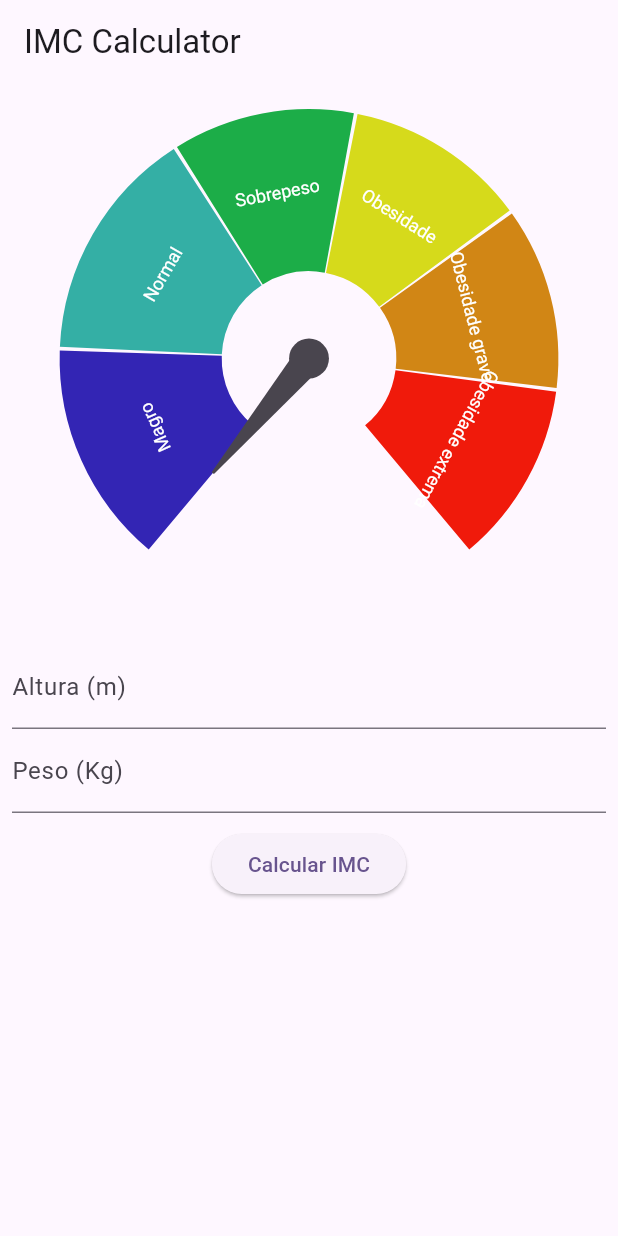
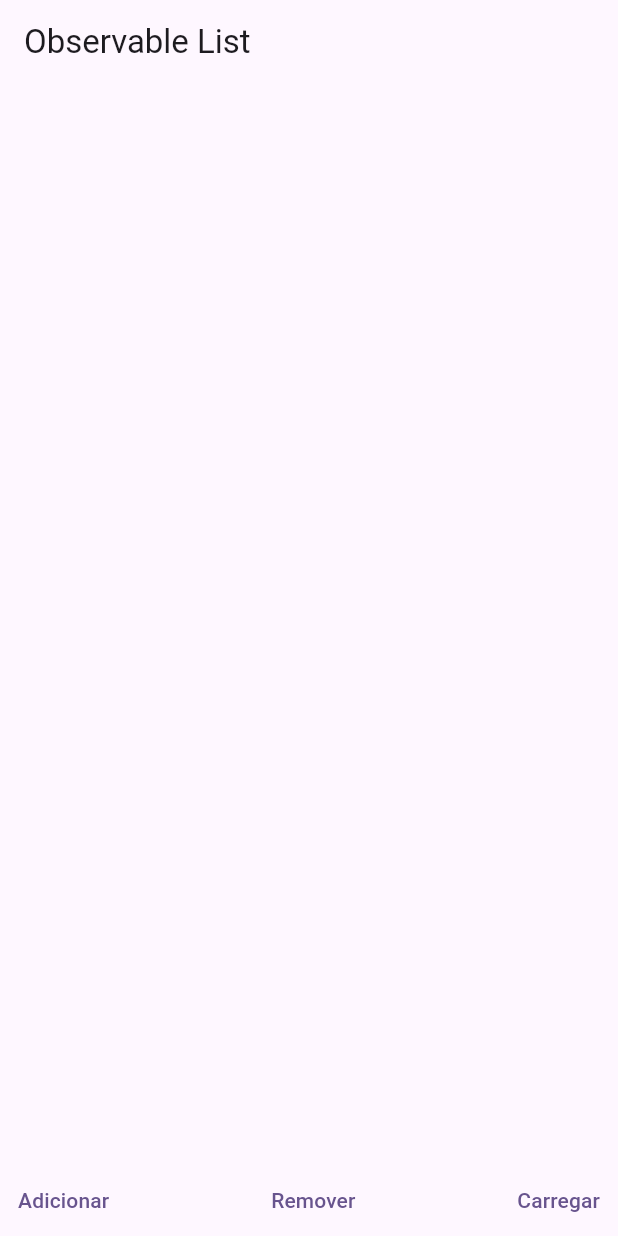
Before and after one commit to Jhonn-y/mobX_IMC, a Flutter app: the screen it shows after launch, on a phone screen of 412 x 824 dp. Run offline on Flutter 3.47's test engine with Material 3 defaults, Android fonts, the phone set to English and light mode, and no system bars; drawn by our look-alikes of syncfusion_flutter_gauges; our stand-ins replace currency_text_input_formatter, flutter_mobx, mobx; generated files the repository leaves out were written again.

Commit message:
Observable List introdução

```diff
--- a/lib/main.dart
+++ b/lib/main.dart
@@ -1,7 +1,8 @@
 import 'package:flutter/material.dart';
 // import 'package:mobx_imc/contador/counter_page.dart';
 // import 'package:mobx_imc/contador_codegen/counter_codegen_page.dart';
-import 'package:mobx_imc/imc/imc_page.dart';
+// import 'package:mobx_imc/imc/imc_page.dart';
+import 'package:mobx_imc/observables/list/observable_list_page.dart';
 
 void main() {
   runApp(const MyApp());
@@ -17,7 +18,7 @@ class MyApp extends StatelessWidget {
         colorScheme: ColorScheme.fromSeed(seedColor: Colors.deepPurple),
         useMaterial3: true,
       ),
-      home: const ImcPage(),
+      home: ObservableListPage(),
     );
   }
 }
--- /dev/null
+++ b/lib/model/product_model.dart
@@ -0,0 +1,6 @@
+
+class ProductModel {
+  final String name;
+
+  ProductModel({required this.name});
+}
--- /dev/null
+++ b/lib/observables/list/observable_list_page.dart
@@ -0,0 +1,49 @@
+import 'package:flutter/material.dart';
+import 'package:flutter_mobx/flutter_mobx.dart';
+import 'package:mobx_imc/observables/list/observable_list_controller.dart';
+
+class ObservableListPage extends StatelessWidget {
+  final controller = ObservableListController();
+
+  ObservableListPage({super.key});
+
+  @override
+  Widget build(BuildContext context) {
+    return Scaffold(
+      appBar: AppBar(
+        title: const Text('Observable List'),
+      ),
+      body: Column(
+        mainAxisAlignment: MainAxisAlignment.spaceBetween,
+        children: [
+          Expanded(
+            child: Observer(
+              builder: (_) => ListView.builder(
+                itemCount: controller.products.length,
+                itemBuilder: (context, index) {
+                final name = controller.products[index].name;
+                  return CheckboxListTile(value: false, onChanged: (_) {},
+                  title: Text(name),);
+                },
+              ),
+            ),
+          ),
+          Row(
+            mainAxisAlignment: MainAxisAlignment.spaceBetween,
+            children: [
+              TextButton(onPressed: () {
+                controller.addProduct();
+              }, child: const Text('Adicionar')),
+              TextButton(onPressed: () {
+                controller.removeProduct();
+              }, child: const Text('Remover')),
+              TextButton(onPressed: () {
+                controller.loadProducts();
+              }, child: const Text('Carregar')),
+            ],
+          )
+        ],
+      ),
+    );
+  }
+}
```
Also changed, not shown: lib/observables/list/observable_list_controller.dart (added, +33 -0 lines), 1 other file.
